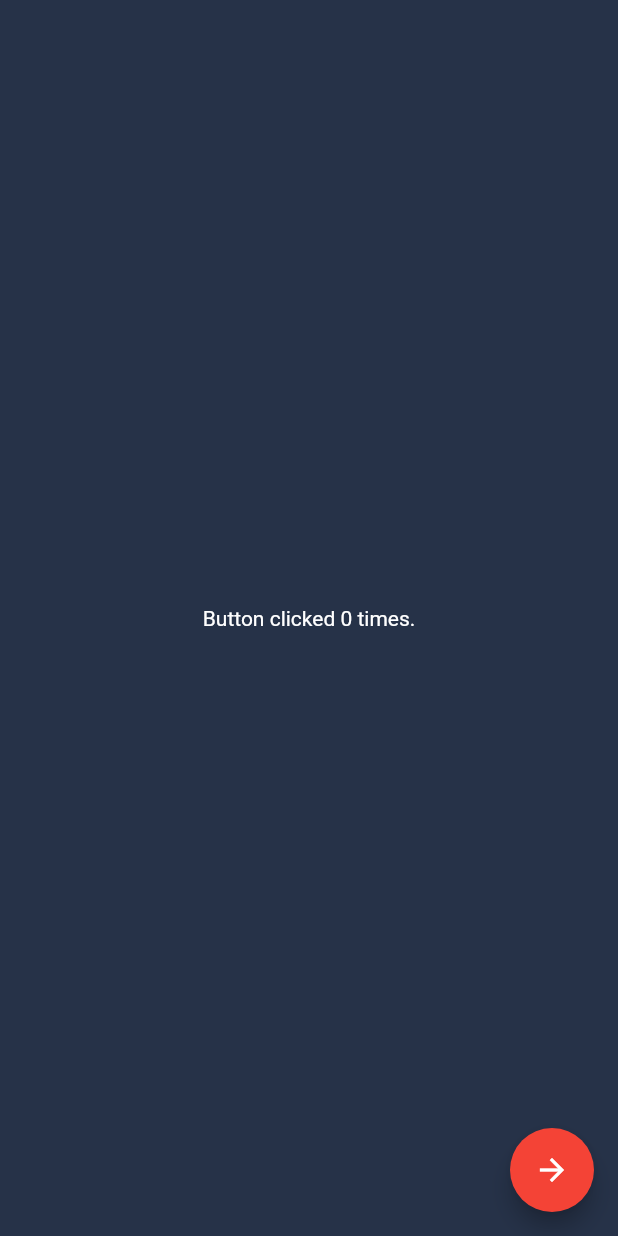
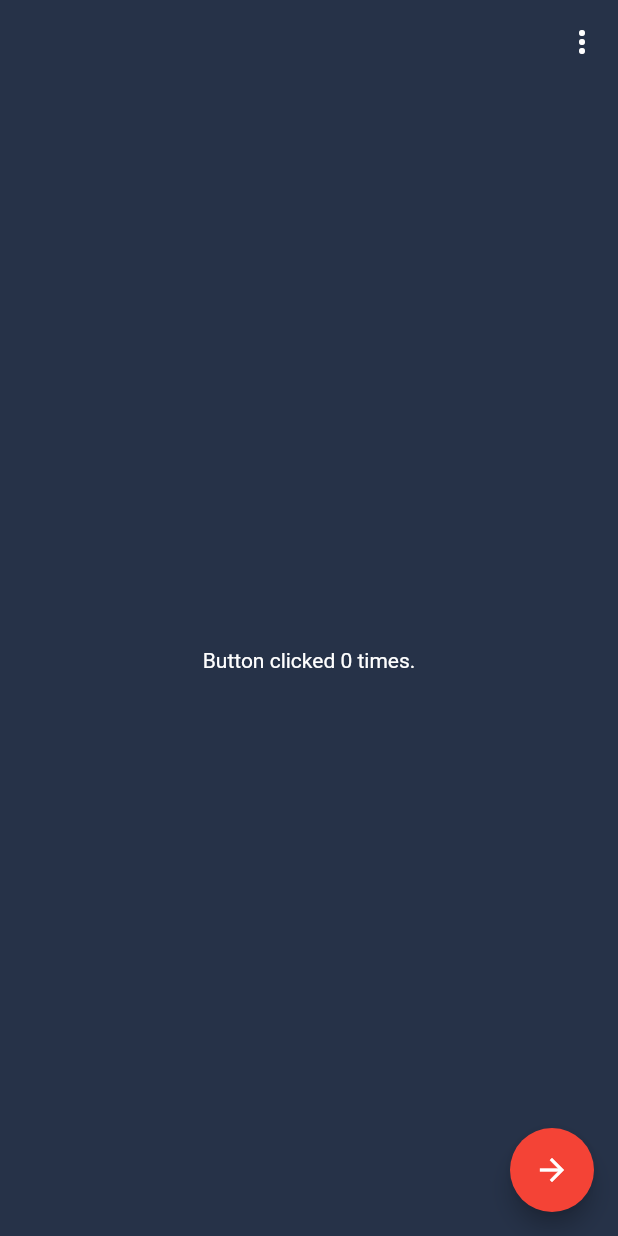
Before and after one commit to sinzianag/strangeQuestions, a Flutter app: the screen it shows after launch, on a phone screen of 412 x 824 dp. Run offline on Flutter 3.47's test engine with Material 2 defaults, Android fonts, the phone set to English and light mode, and no system bars.

Commit message:
Adding a menu for About and How this works,
I re-added the menu bar, although it doesn't have elevation and it's the same color as the rest.

Changes to be committed:
	modified:   lib/home.dart
	modified:   lib/main.dart

```diff
--- a/lib/home.dart
+++ b/lib/home.dart
@@ -1,4 +1,7 @@
 import 'package:flutter/material.dart';
+
+
+enum _QuestionMenuItem { how, about }
 
 class MyHomePage extends StatefulWidget {
   MyHomePage({Key key, this.title}) : super(key: key);
@@ -22,19 +25,45 @@ class _MyHomePageState extends State<MyHomePage> {
     Navigator.popAndPushNamed(context, '/settings');
   }
 
+  void _handleMenu(BuildContext context, _QuestionMenuItem value) {
+    //TODO
+  }
+
+  Widget buildAppBar() {
+      return new AppBar(
+        elevation: 0,
+          backgroundColor: new Color(0xFF263248),
+        actions: <Widget>[
+          new PopupMenuButton<_QuestionMenuItem>(
+            onSelected: (_QuestionMenuItem value) {_handleMenu(context, value);},
+            itemBuilder: (BuildContext context) => <PopupMenuItem<_QuestionMenuItem>>[
+              new PopupMenuItem<_QuestionMenuItem>(
+                  value: _QuestionMenuItem.how,
+                  child: const Text('How this works')),
+              new PopupMenuItem<_QuestionMenuItem>(
+                  value: _QuestionMenuItem.about,
+                  child: const Text('About'))
+            ],
+          ),
+        ]
+      );
+  }
+
   @override
   Widget build(BuildContext context) {
     return new Scaffold(
+      appBar: buildAppBar(),
       body: new Center(
         child: new Text(
           'Button clicked $_counter time${ _counter == 1 ? '' : 's' }.',
+          style: new ThemeData.dark().textTheme.body1,
         ),
       ),
       floatingActionButton: new FloatingActionButton(
         onPressed: _handleShowSettings,
         tooltip: 'Increment',
         child: new Icon(Icons.arrow_forward),
-      ), // This trailing comma makes auto-formatting nicer for build methods.
+      ),
     );
   }
 }
```
Also changed, not shown: lib/main.dart (+1 -8 lines).
